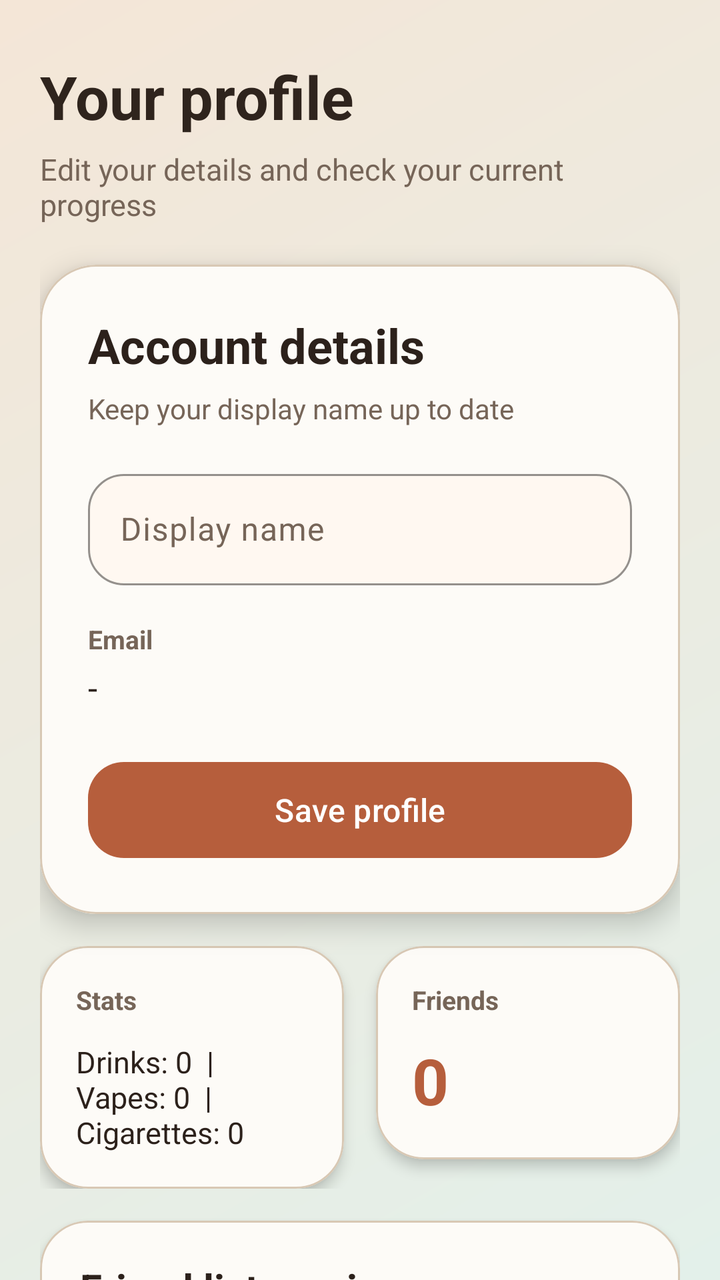
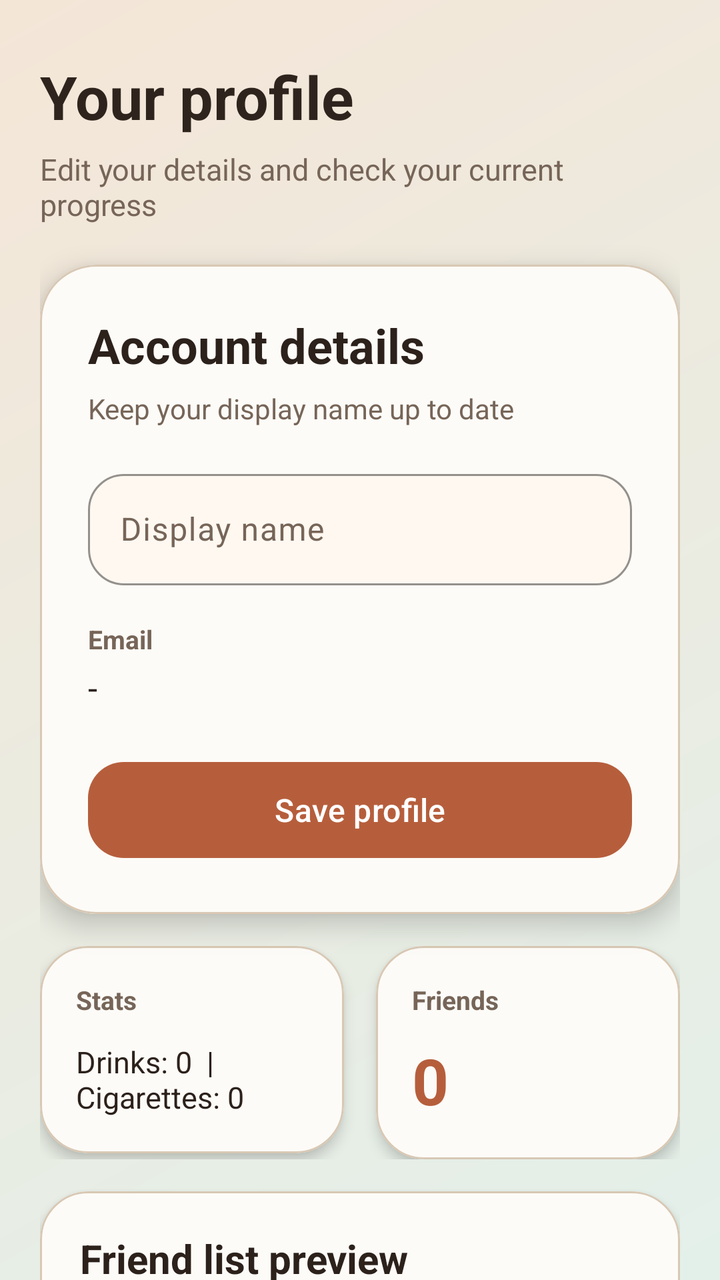

The first picture is an Android layout as it rendered before a commit; the second is the same layout after the commit. The layout source and the unified diff follow.
<!-- AndroidManifest.xml: application theme Theme.ZeroVelocity -->
<!-- res/layout/fragment_profile.xml -->
<?xml version="1.0" encoding="utf-8"?>
<androidx.core.widget.NestedScrollView xmlns:android="http://schemas.android.com/apk/res/android"
    xmlns:app="http://schemas.android.com/apk/res-auto"
    android:layout_width="match_parent"
    android:layout_height="match_parent"
    android:background="@drawable/auth_screen_background"
    android:fillViewport="true">

    <LinearLayout
        android:layout_width="match_parent"
        android:layout_height="wrap_content"
        android:orientation="vertical"
        android:padding="20dp">

        
        <TextView
            android:layout_width="wrap_content"
            android:layout_height="wrap_content"
            android:layout_marginTop="8dp"
            android:text="Your profile"
            android:textColor="@color/auth_brand_ink"
            android:textSize="30sp"
            android:textStyle="bold" />

        <TextView
            android:layout_width="wrap_content"
            android:layout_height="wrap_content"
            android:layout_marginTop="6dp"
            android:text="Edit your details and check your current progress"
            android:textColor="@color/auth_text_secondary"
            android:textSize="15sp" />

        <com.google.android.material.card.MaterialCardView
            android:layout_width="match_parent"
            android:layout_height="wrap_content"
            android:layout_marginTop="20dp"
            app:cardBackgroundColor="@color/auth_surface"
            app:cardCornerRadius="28dp"
            app:cardElevation="8dp"
            app:strokeColor="@color/auth_card_stroke"
            app:strokeWidth="1dp">

            <LinearLayout
                android:layout_width="match_parent"
                android:layout_height="wrap_content"
                android:orientation="vertical"
                android:padding="24dp">

                
                <TextView
                    android:layout_width="wrap_content"
                    android:layout_height="wrap_content"
                    android:text="Account details"
                    android:textColor="@color/auth_text_primary"
                    android:textSize="24sp"
                    android:textStyle="bold" />

                <TextView
                    android:layout_width="wrap_content"
                    android:layout_height="wrap_content"
                    android:layout_marginTop="6dp"
                    android:layout_marginBottom="18dp"
                    android:text="Keep your display name up to date"
                    android:textColor="@color/auth_text_secondary"
                    android:textSize="14sp" />

                <com.google.android.material.textfield.TextInputLayout
                    style="@style/Widget.ZeroVelocity.AuthInputLayout"
                    android:layout_width="match_parent"
                    android:layout_height="wrap_content"
                    android:hint="Display name">

                    <com.google.android.material.textfield.TextInputEditText
                        android:id="@+id/et_profile_display_name"
                        android:layout_width="match_parent"
                        android:layout_height="wrap_content"
                        android:inputType="textPersonName"
                        android:textColor="@color/auth_text_primary"
                        android:textColorHint="@color/auth_text_secondary" />
                </com.google.android.material.textfield.TextInputLayout>

                <TextView
                    android:layout_width="wrap_content"
                    android:layout_height="wrap_content"
                    android:layout_marginTop="18dp"
                    android:text="Email"
                    android:textColor="@color/auth_text_secondary"
                    android:textSize="13sp"
                    android:textStyle="bold" />

                <TextView
                    android:id="@+id/tv_profile_email"
                    android:layout_width="match_parent"
                    android:layout_height="wrap_content"
                    android:layout_marginTop="4dp"
                    android:text="-"
                    android:textColor="@color/auth_text_primary"
                    android:textSize="17sp" />

                <com.google.android.material.button.MaterialButton
                    android:id="@+id/btn_save_profile"
                    android:layout_width="match_parent"
                    android:layout_height="wrap_content"
                    android:layout_marginTop="22dp"
                    android:minHeight="56dp"
                    android:text="Save profile"
                    android:textAllCaps="false"
                    android:textSize="16sp"
                    app:backgroundTint="@color/auth_button"
                    app:cornerRadius="18dp" />
            </LinearLayout>
        </com.google.android.material.card.MaterialCardView>

        <LinearLayout
            android:layout_width="match_parent"
            android:layout_height="wrap_content"
            android:layout_marginTop="16dp"
            android:orientation="horizontal">

            <com.google.android.material.card.MaterialCardView
                android:layout_width="0dp"
                android:layout_height="wrap_content"
                android:layout_marginEnd="8dp"
                android:layout_weight="1"
                app:cardBackgroundColor="@color/auth_surface"
                app:cardCornerRadius="24dp"
                app:cardElevation="4dp"
                app:strokeColor="@color/auth_card_stroke"
                app:strokeWidth="1dp">

                <LinearLayout
                    android:layout_width="match_parent"
                    android:layout_height="wrap_content"
                    android:orientation="vertical"
                    android:padding="18dp">

                    
                    <TextView
                        android:layout_width="wrap_content"
                        android:layout_height="wrap_content"
                        android:text="Stats"
                        android:textColor="@color/auth_text_secondary"
                        android:textSize="13sp"
                        android:textStyle="bold" />

                    <TextView
                        android:id="@+id/tv_profile_totals"
                        android:layout_width="match_parent"
                        android:layout_height="wrap_content"
                        android:layout_marginTop="12dp"
                        android:text="Drinks: 0  |  Vapes: 0  |  Cigarettes: 0"
                        android:textColor="@color/auth_text_primary"
                        android:textSize="15sp" />
                </LinearLayout>
            </com.google.android.material.card.MaterialCardView>

            <com.google.android.material.card.MaterialCardView
                android:layout_width="0dp"
                android:layout_height="wrap_content"
                android:layout_marginStart="8dp"
                android:layout_weight="1"
                app:cardBackgroundColor="@color/auth_surface"
                app:cardCornerRadius="24dp"
                app:cardElevation="4dp"
                app:strokeColor="@color/auth_card_stroke"
                app:strokeWidth="1dp">

                <LinearLayout
                    android:layout_width="match_parent"
                    android:layout_height="wrap_content"
                    android:orientation="vertical"
                    android:padding="18dp">

                    
                    <TextView
                        android:layout_width="wrap_content"
                        android:layout_height="wrap_content"
                        android:text="Friends"
                        android:textColor="@color/auth_text_secondary"
                        android:textSize="13sp"
                        android:textStyle="bold" />

                    <TextView
                        android:id="@+id/tv_profile_friends_count"
                        android:layout_width="wrap_content"
                        android:layout_height="wrap_content"
                        android:layout_marginTop="10dp"
                        android:text="0"
                        android:textColor="@color/auth_button"
                        android:textSize="32sp"
                        android:textStyle="bold" />
                </LinearLayout>
            </com.google.android.material.card.MaterialCardView>
        </LinearLayout>

        <com.google.android.material.card.MaterialCardView
            android:layout_width="match_parent"
            android:layout_height="wrap_content"
            android:layout_marginTop="16dp"
            android:layout_marginBottom="24dp"
            app:cardBackgroundColor="@color/auth_surface"
            app:cardCornerRadius="24dp"
            app:cardElevation="4dp"
            app:strokeColor="@color/auth_card_stroke"
            app:strokeWidth="1dp">

            <LinearLayout
                android:layout_width="match_parent"
                android:layout_height="wrap_content"
                android:orientation="vertical"
                android:padding="20dp">

                
                <TextView
                    android:layout_width="wrap_content"
                    android:layout_height="wrap_content"
                    android:text="Friend list preview"
                    android:textColor="@color/auth_text_primary"
                    android:textSize="20sp"
                    android:textStyle="bold" />

                <TextView
                    android:layout_width="wrap_content"
                    android:layout_height="wrap_content"
                    android:layout_marginTop="6dp"
                    android:text="A quick look at who is already connected"
                    android:textColor="@color/auth_text_secondary"
                    android:textSize="14sp" />

                <TextView
                    android:id="@+id/tv_profile_friends_preview"
                    android:layout_width="match_parent"
                    android:layout_height="wrap_content"
                    android:layout_marginTop="14dp"
                    android:text="No friends added yet"
                    android:textColor="@color/auth_text_primary"
                    android:textSize="16sp" />
            </LinearLayout>
        </com.google.android.material.card.MaterialCardView>
    </LinearLayout>
</androidx.core.widget.NestedScrollView>
<!-- resources referenced by this layout -->
<resources>
  <color name="auth_brand_ink">#2F241D</color>
  <color name="auth_button">#B65E3C</color>
  <color name="auth_card_stroke">#D8C8B4</color>
  <color name="auth_surface">#FDFBF7</color>
  <color name="auth_text_primary">#2C211B</color>
  <color name="auth_text_secondary">#766558</color>
  <!-- drawable auth_screen_background (drawable) -->
  <?xml version="1.0" encoding="utf-8"?>
  <shape xmlns:android="http://schemas.android.com/apk/res/android">
      
      <gradient
          android:angle="315"
          android:endColor="@color/auth_background_end"
          android:startColor="@color/auth_background_start" />
  </shape>
  <style name="Widget.ZeroVelocity.AuthInputLayout" parent="Widget.Material3.TextInputLayout.OutlinedBox">
          <item name="boxBackgroundColor">@color/auth_input_fill</item>
          <item name="boxCornerRadiusTopStart">18dp</item>
          <item name="boxCornerRadiusTopEnd">18dp</item>
          <item name="boxCornerRadiusBottomStart">18dp</item>
          <item name="boxCornerRadiusBottomEnd">18dp</item>
          <item name="boxStrokeColor">@color/auth_input_stroke</item>
          <item name="hintTextColor">@color/auth_text_secondary</item>
          <item name="android:textColorHint">@color/auth_text_secondary</item>
          <item name="endIconTint">@color/auth_text_secondary</item>
      </style>
  <style name="Theme.ZeroVelocity" parent="Base.Theme.ZeroVelocity" />
  <color name="auth_background_end">#E3F0EA</color>
  <color name="auth_background_start">#F4E6D7</color>
  <color name="auth_input_fill">#FFF8F1</color>
  <color name="auth_input_stroke">#C9B49C</color>
  <style name="Base.Theme.ZeroVelocity" parent="Theme.Material3.DayNight.NoActionBar">
          
          
      </style>
</resources>

<!-- the commit's change to res/layout/fragment_profile.xml (unified diff, before → after) -->
@@ -148,7 +148,7 @@
                         android:layout_width="match_parent"
                         android:layout_height="wrap_content"
                         android:layout_marginTop="12dp"
-                        android:text="Drinks: 0  |  Vapes: 0  |  Cigarettes: 0"
+                        android:text="Drinks: 0  |  Cigarettes: 0"
                         android:textColor="@color/auth_text_primary"
                         android:textSize="15sp" />
                 </LinearLayout>
